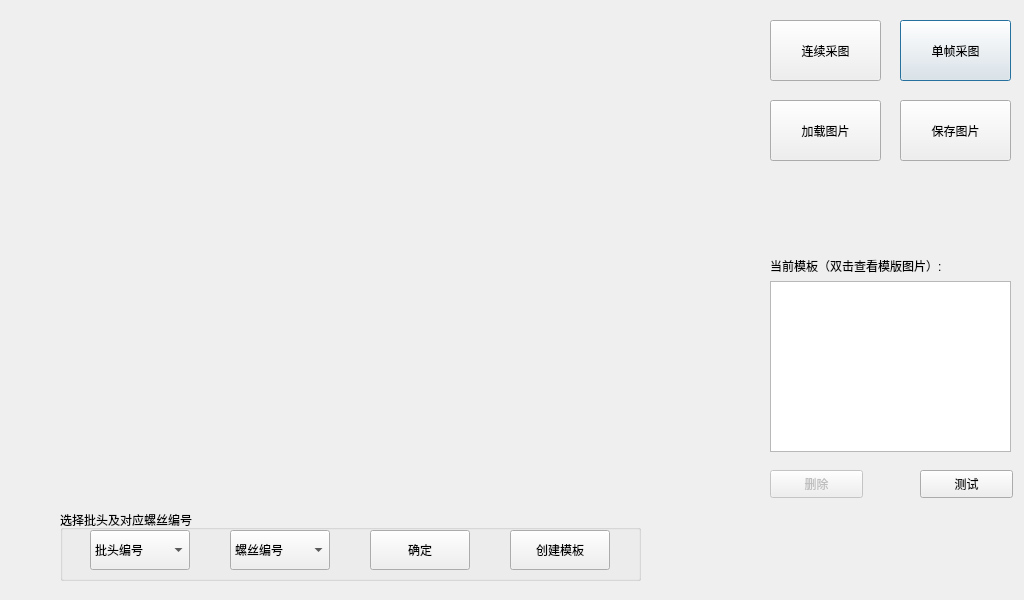
Old version of the form AQRVison/dialogshapemodel.ui in the repository MacavityT/2D_ScrewLocation.
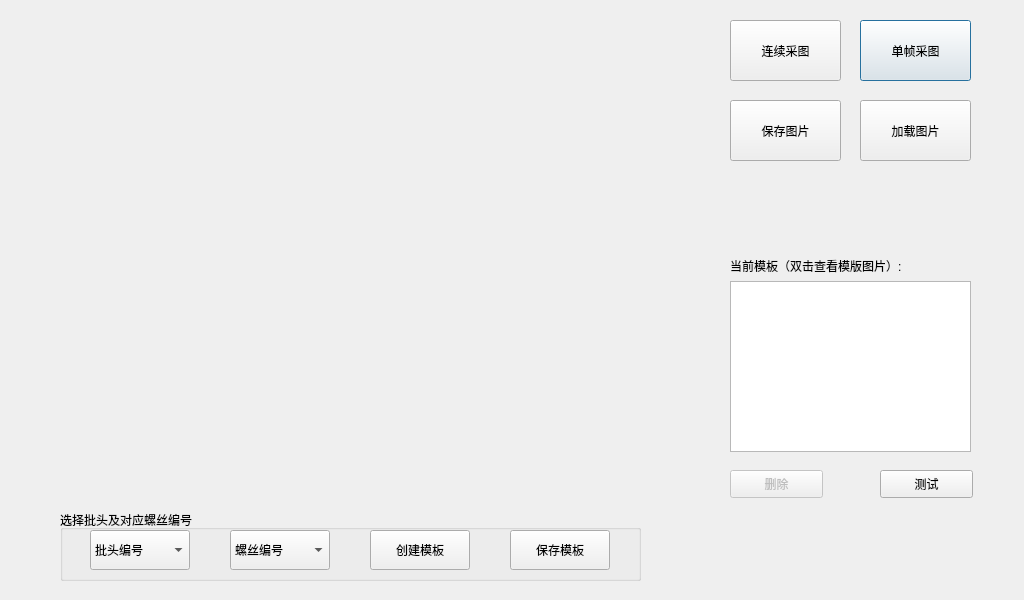
New version of the form.

What changed in the file:
```diff
--- a/AQRVison/dialogshapemodel.ui
+++ b/AQRVison/dialogshapemodel.ui
@@ -23,15 +23,15 @@
     <rect>
      <x>20</x>
      <y>10</y>
-     <width>741</width>
-     <height>481</height>
+     <width>640</width>
+     <height>480</height>
     </rect>
    </property>
   </widget>
   <widget class="QPushButton" name="pushButtonSnapOne">
    <property name="geometry">
     <rect>
-     <x>900</x>
+     <x>860</x>
      <y>20</y>
      <width>111</width>
      <height>61</height>
@@ -47,7 +47,7 @@
   <widget class="QPushButton" name="pushButtonPicOne">
    <property name="geometry">
     <rect>
-     <x>770</x>
+     <x>860</x>
      <y>100</y>
      <width>111</width>
      <height>61</height>
@@ -63,7 +63,7 @@
   <widget class="QLabel" name="label">
    <property name="geometry">
     <rect>
-     <x>770</x>
+     <x>730</x>
      <y>250</y>
      <width>231</width>
      <height>31</height>
@@ -79,7 +79,7 @@
    </property>
    <property name="geometry">
     <rect>
-     <x>770</x>
+     <x>730</x>
      <y>281</y>
      <width>241</width>
      <height>171</height>
@@ -92,7 +92,7 @@
    </property>
    <property name="geometry">
     <rect>
-     <x>770</x>
+     <x>730</x>
      <y>470</y>
      <width>93</width>
      <height>28</height>
@@ -105,7 +105,7 @@
   <widget class="QPushButton" name="pushButton_2">
    <property name="geometry">
     <rect>
-     <x>920</x>
+     <x>880</x>
      <y>470</y>
      <width>93</width>
      <height>28</height>
@@ -172,7 +172,7 @@
      </rect>
     </property>
     <property name="text">
-     <string>确定</string>
+     <string>创建模板</string>
     </property>
    </widget>
    <widget class="QComboBox" name="combo_ShangStd">
@@ -353,14 +353,14 @@
      </rect>
     </property>
     <property name="text">
-     <string>创建模板</string>
+     <string>保存模板</string>
     </property>
    </widget>
   </widget>
   <widget class="QPushButton" name="pushButtonSaveOne">
    <property name="geometry">
     <rect>
-     <x>900</x>
+     <x>730</x>
      <y>100</y>
      <width>111</width>
      <height>61</height>
@@ -376,7 +376,7 @@
   <widget class="QPushButton" name="pushButtonPicContinue">
    <property name="geometry">
     <rect>
-     <x>770</x>
+     <x>730</x>
      <y>20</y>
      <width>111</width>
      <height>61</height>
```
